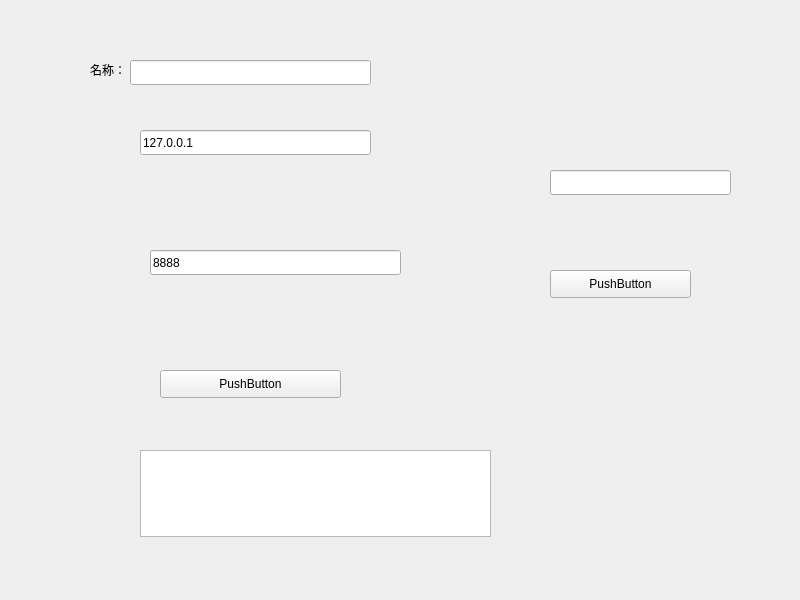
Ea1XonCodeHou/CodeText, file client/client.ui: the form before one commit.
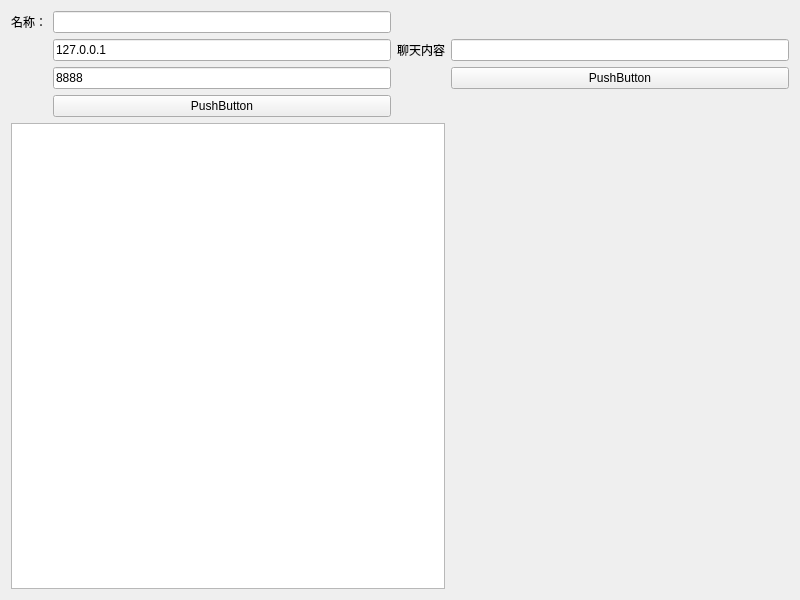
The form after the commit.

Diff of the .ui file:
```diff
--- a/client/client.ui
+++ b/client/client.ui
@@ -13,104 +13,70 @@
   <property name="windowTitle">
    <string>Widget</string>
   </property>
-  <widget class="QPushButton" name="pushButton">
-   <property name="geometry">
-    <rect>
-     <x>160</x>
-     <y>370</y>
-     <width>181</width>
-     <height>28</height>
-    </rect>
-   </property>
+  <layout class="QGridLayout" name="gridLayout">
+   <item row="0" column="0">
+    <widget class="QLabel" name="label">
    <property name="text">
-    <string>PushButton</string>
-   </property>
-  </widget>
-  <widget class="QPushButton" name="pushButton_2">
-   <property name="geometry">
-    <rect>
-     <x>550</x>
-     <y>270</y>
-     <width>141</width>
-     <height>28</height>
-    </rect>
-   </property>
-   <property name="text">
-    <string>PushButton</string>
-   </property>
-  </widget>
+      <string>名称：</string>
+     </property>
+    </widget>
+   </item>
+   <item row="0" column="1" rowspan="3">
+    <layout class="QVBoxLayout" name="verticalLayout">
+     <item>
+      <widget class="QLineEdit" name="lineEdit_4"/>
+     </item>
+     <item>
   <widget class="QLineEdit" name="lineEdit">
-   <property name="geometry">
-    <rect>
-     <x>140</x>
-     <y>130</y>
-     <width>231</width>
-     <height>25</height>
-    </rect>
-   </property>
    <property name="text">
     <string>127.0.0.1</string>
    </property>
   </widget>
+     </item>
+     <item>
   <widget class="QLineEdit" name="lineEdit_2">
-   <property name="geometry">
-    <rect>
-     <x>150</x>
-     <y>250</y>
-     <width>251</width>
-     <height>25</height>
-    </rect>
-   </property>
    <property name="text">
     <string>8888</string>
    </property>
   </widget>
-  <widget class="QLineEdit" name="lineEdit_3">
-   <property name="geometry">
-    <rect>
-     <x>550</x>
-     <y>170</y>
-     <width>181</width>
-     <height>25</height>
-    </rect>
-   </property>
-  </widget>
-  <widget class="QLineEdit" name="lineEdit_4">
-   <property name="geometry">
-    <rect>
-     <x>130</x>
-     <y>60</y>
-     <width>241</width>
-     <height>25</height>
-    </rect>
-   </property>
-  </widget>
-  <widget class="QLabel" name="label">
-   <property name="geometry">
-    <rect>
-     <x>90</x>
-     <y>60</y>
-     <width>41</width>
-     <height>19</height>
-    </rect>
+     </item>
+    </layout>
+   </item>
+   <item row="1" column="2">
+    <widget class="QLabel" name="label_2">
+     <property name="text">
+      <string>聊天内容</string>
+     </property>
+    </widget>
+   </item>
+   <item row="1" column="3">
+    <widget class="QLineEdit" name="lineEdit_3"/>
+   </item>
+   <item row="2" column="3">
+    <widget class="QPushButton" name="pushButton_2">
+     <property name="text">
+      <string>PushButton</string>
+     </property>
+    </widget>
+   </item>
+   <item row="3" column="1">
+    <widget class="QPushButton" name="pushButton">
+     <property name="styleSheet">
+      <string notr="true">background-image: linear-gradient(120deg, #a1c4fd 0%, #c2e9fb 100%);</string>
    </property>
    <property name="text">
-    <string>名称：</string>
-   </property>
-  </widget>
+      <string>PushButton</string>
+     </property>
+    </widget>
+   </item>
+   <item row="4" column="0" colspan="3">
   <widget class="QTextEdit" name="textEdit">
-   <property name="geometry">
-    <rect>
-     <x>140</x>
-     <y>450</y>
-     <width>351</width>
-     <height>87</height>
-    </rect>
-   </property>
    <property name="readOnly">
     <bool>true</bool>
    </property>
   </widget>
+   </item>
+  </layout>
  </widget>
  <resources/>
  <connections/>
```
Lines whose indentation alone changed are shown as unchanged.
